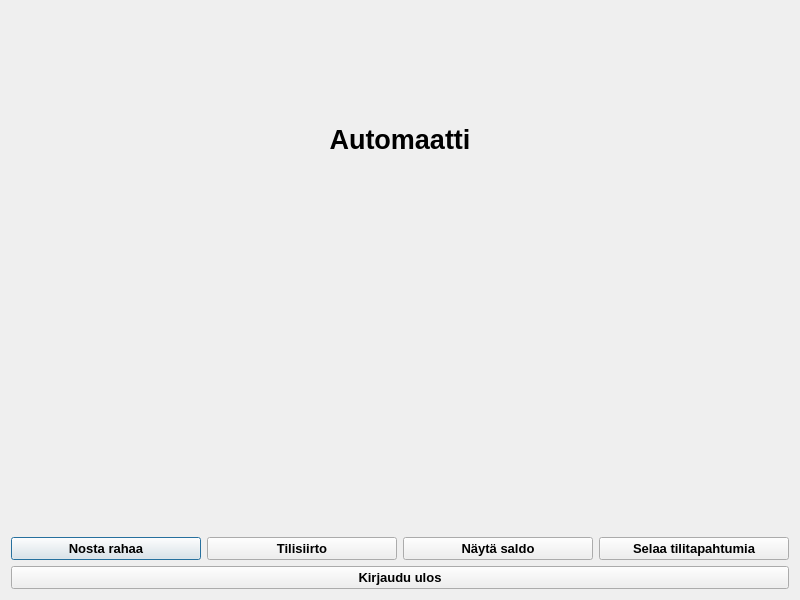
Before: the Qt Designer form qt_frontend/ATM/valikko.ui in ssaukkonen/BankSimul_ryhma_31, drawn with Qt 5.
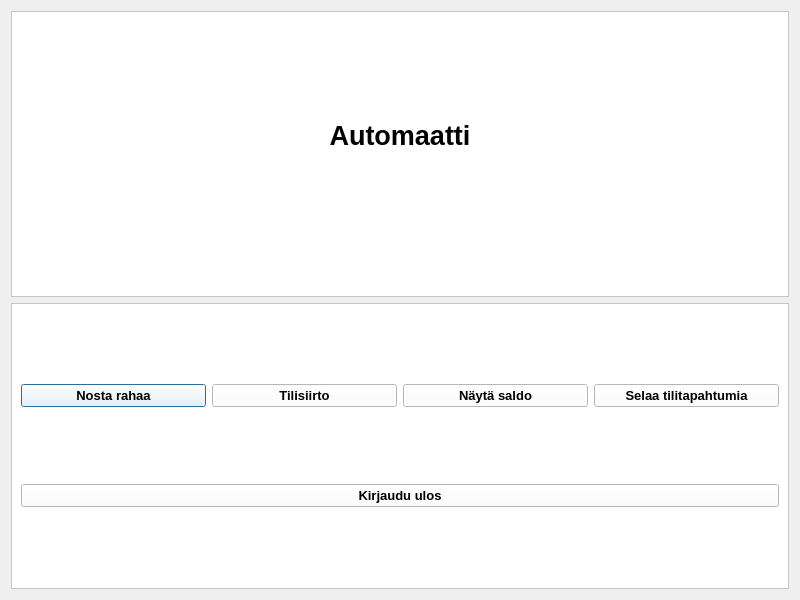
After: the same form once the commit is applied.

Commit message: timer ja logout toimii

What changed in the file:
```diff
--- a/qt_frontend/ATM/valikko.ui
+++ b/qt_frontend/ATM/valikko.ui
@@ -13,10 +13,20 @@
   <property name="windowTitle">
    <string>Dialog</string>
   </property>
+  <layout class="QGridLayout" name="gridLayout_3">
+   <item row="0" column="0">
+    <widget class="QFrame" name="frame">
+     <property name="styleSheet">
+      <string notr="true">background-color: rgb(255, 255, 255);</string>
+     </property>
+     <property name="frameShape">
+      <enum>QFrame::StyledPanel</enum>
+     </property>
+     <property name="frameShadow">
+      <enum>QFrame::Raised</enum>
+     </property>
   <layout class="QGridLayout" name="gridLayout">
-   <item row="0" column="0">
-    <layout class="QVBoxLayout" name="verticalLayout">
-     <item>
+      <item row="0" column="0" alignment="Qt::AlignBottom">
       <widget class="QLabel" name="label">
        <property name="font">
         <font>
@@ -33,7 +43,7 @@
        </property>
       </widget>
      </item>
-     <item>
+      <item row="1" column="0">
       <widget class="QLabel" name="labelFnameLname">
        <property name="font">
         <font>
@@ -50,7 +60,22 @@
        </property>
       </widget>
      </item>
-     <item>
+     </layout>
+    </widget>
+   </item>
+   <item row="1" column="0">
+    <widget class="QFrame" name="frame_2">
+     <property name="styleSheet">
+      <string notr="true">background-color: rgb(255, 255, 255);</string>
+     </property>
+     <property name="frameShape">
+      <enum>QFrame::StyledPanel</enum>
+     </property>
+     <property name="frameShadow">
+      <enum>QFrame::Raised</enum>
+     </property>
+     <layout class="QGridLayout" name="gridLayout_2">
+      <item row="0" column="0">
       <layout class="QHBoxLayout" name="horizontalLayout">
        <item>
         <widget class="QPushButton" name="pushButton_3">
@@ -110,8 +135,8 @@
        </item>
       </layout>
      </item>
-     <item>
-      <widget class="QPushButton" name="pushButton_5">
+      <item row="1" column="0">
+       <widget class="QPushButton" name="buttonValikkoLogout">
        <property name="font">
         <font>
          <pointsize>10</pointsize>
@@ -125,6 +150,7 @@
       </widget>
      </item>
     </layout>
+    </widget>
    </item>
   </layout>
  </widget>
```
Lines whose indentation alone changed are shown as unchanged. The commit also changes 22 other files.
